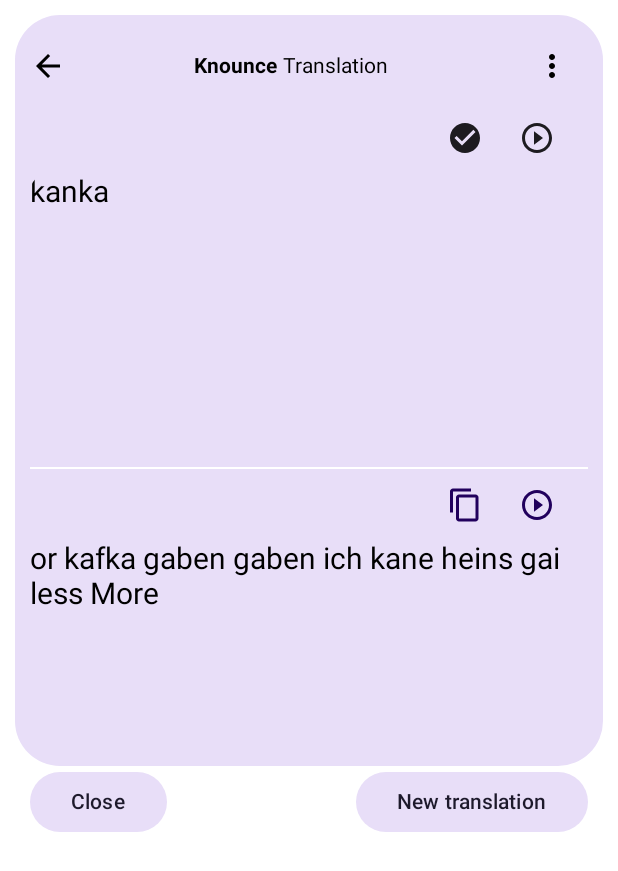
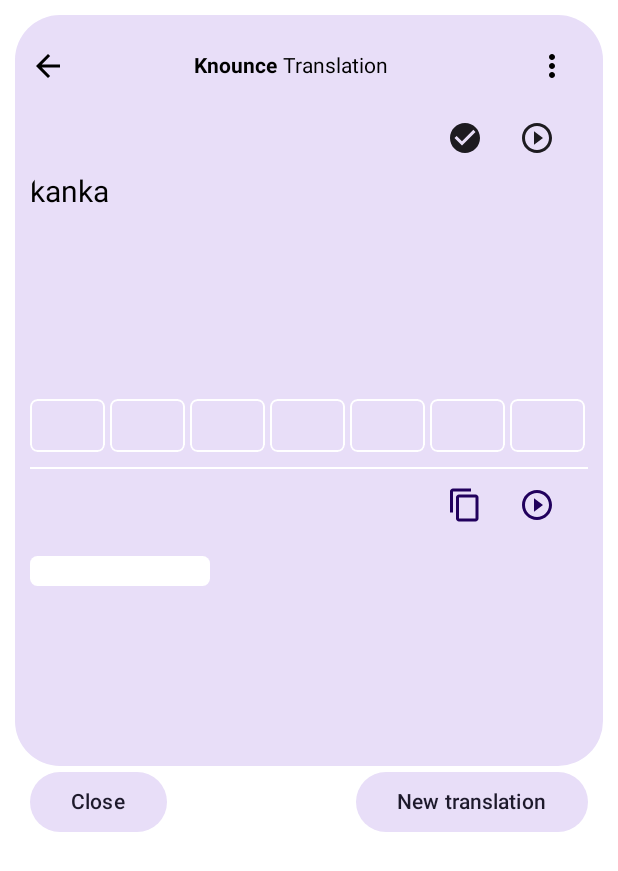
Before and after one commit to xquilt/knounce, an Android app built with Jetpack Compose: the @Preview function ExpandedComposePreview, on a phone screen of 412 x 824 dp. Shown: the top 871 px of the screen. Run offline under Robolectric (Android 15) with nearby library versions, the phone set to English and light mode, and no system bars; our stand-ins replace Room's generated code, Shimmer.

Commit message:
fix: enhance the shimmer effect of the expanded bubble

```diff
--- a/app/src/main/kotlin/com/polendina/knounce/data/database/DatabaseMock.kt
+++ b/app/src/main/kotlin/com/polendina/knounce/data/database/DatabaseMock.kt
@@ -5,8 +5,21 @@ import kotlinx.coroutines.Dispatchers
 import kotlinx.coroutines.Job
 import kotlinx.coroutines.launch
 
-class DatabaseMock: Database {
+/**
+ * A mocking class for a database
+ *
+ * @param emptyWords Whether or not it shouldn't load words.
+ * @param emptyExplanations Whether or not it shouldn't load explanation.
+ * @param emptyExamples Whether or not it shouldn't load examples.
+ */
+class DatabaseMock(
+    val emptyWords: Boolean = false,
+    val emptyExplanations: Boolean = false,
+    val emptyExamples: Boolean = false,
+    val emptyPronunciations: Boolean = false
+): Database {
     private val _words = listOf("more", "gaben", "ich", "hai", "kanka", "gestern", "gaben", "ich", "hai")
+        .run { if (emptyWords) take(0) else this }
         .map {
             Word(
                 title = it,
@@ -15,6 +28,7 @@ class DatabaseMock: Database {
                     (1..10).map {
                         Word.Translation(
                             explanation = listOf("More", "or", "less", "gaben", "kafka", "gai", "gaben", "ich", "kane", "heins")
+                                .run { if (emptyExplanations) take(0) else this }
                                 .shuffled()
                                 .joinToString(" "),
                             examples = (1..10).map {
@@ -28,14 +42,17 @@ class DatabaseMock: Database {
                                     "gaben",
                                     "ich",
                                     "hai",
-                                ).shuffled().joinToString(" ")
+                                )
+                                .run { if (emptyExamples) take(0) else this }
+                                .shuffled().joinToString(" ")
                             }
                         )
                     }.toMutableList()
-//                    mutableListOf(
-//                    )
                 }.toMap().toMutableMap(),
-                pronunciations = null,
+                pronunciations = listOf("gaben", "ich", "hai", "kanka", "gestern", "haben")
+                    .map { it to ""}
+                    .run { if (emptyPronunciations) take(0) else this }
+                    .toMutableList(),
                 loaded = true
             )
         }
--- a/app/src/main/kotlin/com/polendina/knounce/presentation/shared/floatingbubble/ExpandedComposable.kt
+++ b/app/src/main/kotlin/com/polendina/knounce/presentation/shared/floatingbubble/ExpandedComposable.kt
@@ -172,6 +172,9 @@ fun ExpandedCompose(
 @Composable
 fun ExpandedComposePreview() {
     ExpandedCompose(
-        floatingBubbleViewModel = FloatingBubbleViewModelMock(database = DatabaseMock()),
+        floatingBubbleViewModel = FloatingBubbleViewModelMock(database = DatabaseMock(
+            emptyExplanations = true,
+            emptyPronunciations = true
+        )),
     )
 }
--- a/app/src/main/kotlin/com/polendina/knounce/presentation/shared/floatingbubble/components/bubbleDisplay.kt
+++ b/app/src/main/kotlin/com/polendina/knounce/presentation/shared/floatingbubble/components/bubbleDisplay.kt
@@ -17,8 +17,8 @@ import androidx.compose.foundation.layout.fillMaxWidth
 import androidx.compose.foundation.layout.height
 import androidx.compose.foundation.layout.padding
 import androidx.compose.foundation.layout.size
+import androidx.compose.foundation.layout.width
 import androidx.compose.foundation.layout.wrapContentSize
-import androidx.compose.foundation.layout.wrapContentWidth
 import androidx.compose.foundation.lazy.LazyRow
 import androidx.compose.foundation.lazy.items
 import androidx.compose.foundation.pager.HorizontalPager
@@ -87,10 +87,11 @@ fun DisplayCard(
             },
 //            color = color, // FIXME: I have no idea how to set color for AnnotatedString
             modifier = if (text.isEmpty()) Modifier
+                .padding(vertical = 10.dp)
                 .size(120.dp, 20.dp)
                 .clip(RoundedCornerShape(5.dp))
                 .shimmer()
-                .background(color = Color.LightGray)
+                .background(color = MaterialTheme.colorScheme.onPrimary)
                 else
                 Modifier
         )
@@ -178,32 +179,17 @@ fun ExpandedBubbleBody(
                 .height(35.dp)
                 .fillMaxWidth()
         ) {
-            items(audios) {
-                Box(
-                    contentAlignment = Alignment.Center,
+            if (audios.isEmpty()) {
+                items((0..20).map { "" to "" }.toList()) { PronunciationChip(
+                    pronunciation = it,
+                    audioClicked = {},
                     modifier = Modifier
-                        .clickable {
-                            audioClicked(it)
-                        }
-                        .fillMaxHeight()
-                        .wrapContentWidth()
-                        .clip(RoundedCornerShape(5.dp))
-                        .background(MaterialTheme.colorScheme.secondaryContainer)
-                        .border(
-                            width = 1.dp,
-                            color = MaterialTheme.colorScheme.onPrimary,
-                            shape = RoundedCornerShape(5.dp)
-                        )
-                ) {
-                    Text(
-                        text = it.first,
-                        color = MaterialTheme.colorScheme.onPrimaryContainer,
-                        modifier = Modifier
-                            .padding(
-                                horizontal = 10.dp,
-                            )
-                            .wrapContentSize()
-                    )
+                        .width(50.dp)
+                        .shimmer()
+                )}
+            } else {
+                items(audios) {
+                    PronunciationChip(pronunciation = it, audioClicked = audioClicked)
                 }
             }
         }
@@ -231,6 +217,40 @@ fun ExpandedBubbleBody(
     }
 }
 
+@Composable
+fun PronunciationChip(
+    pronunciation: Pair<String, String>,
+    audioClicked: (Pair<String, String>) -> Unit,
+    modifier: Modifier = Modifier
+) {
+    Box(
+        contentAlignment = Alignment.Center,
+        modifier = modifier
+            .clickable {
+                audioClicked(pronunciation)
+            }
+            .fillMaxHeight()
+//            .wrapContentWidth()
+            .clip(RoundedCornerShape(5.dp))
+            .background(MaterialTheme.colorScheme.secondaryContainer)
+            .border(
+                width = 1.dp,
+                color = MaterialTheme.colorScheme.onPrimary,
+                shape = RoundedCornerShape(5.dp)
+            )
+    ) {
+        Text(
+            text = pronunciation.first,
+            color = MaterialTheme.colorScheme.onPrimaryContainer,
+            modifier = Modifier
+                .padding(
+                    horizontal = 10.dp,
+                )
+                .wrapContentSize()
+        )
+    }
+}
+
 @OptIn(ExperimentalFoundationApi::class)
 @Preview(showBackground = true)
 @Composable
```
